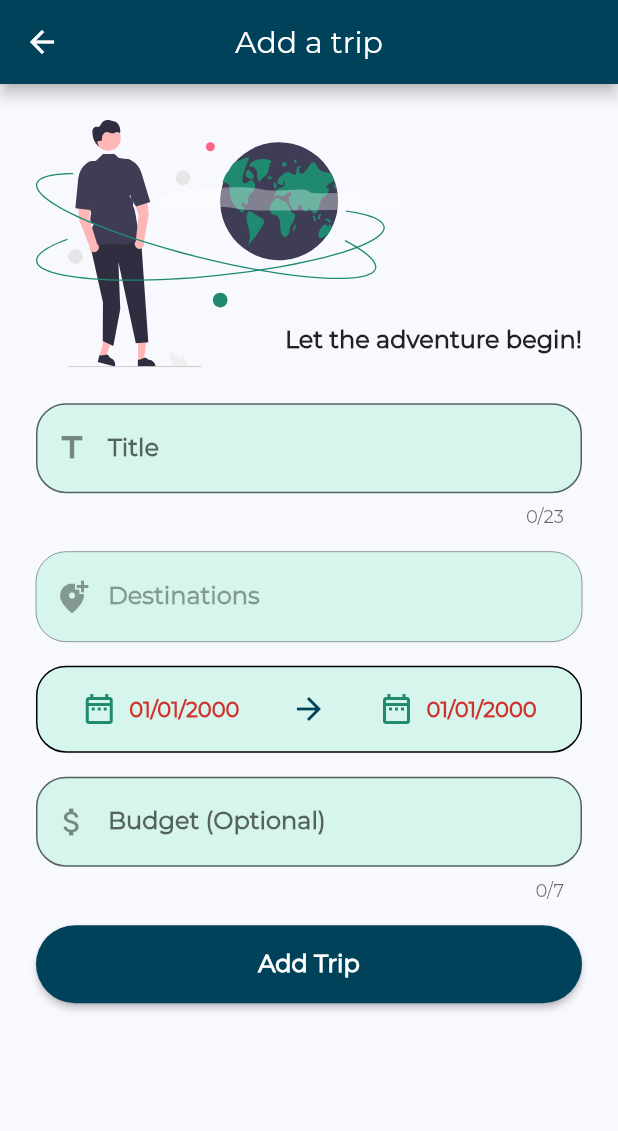
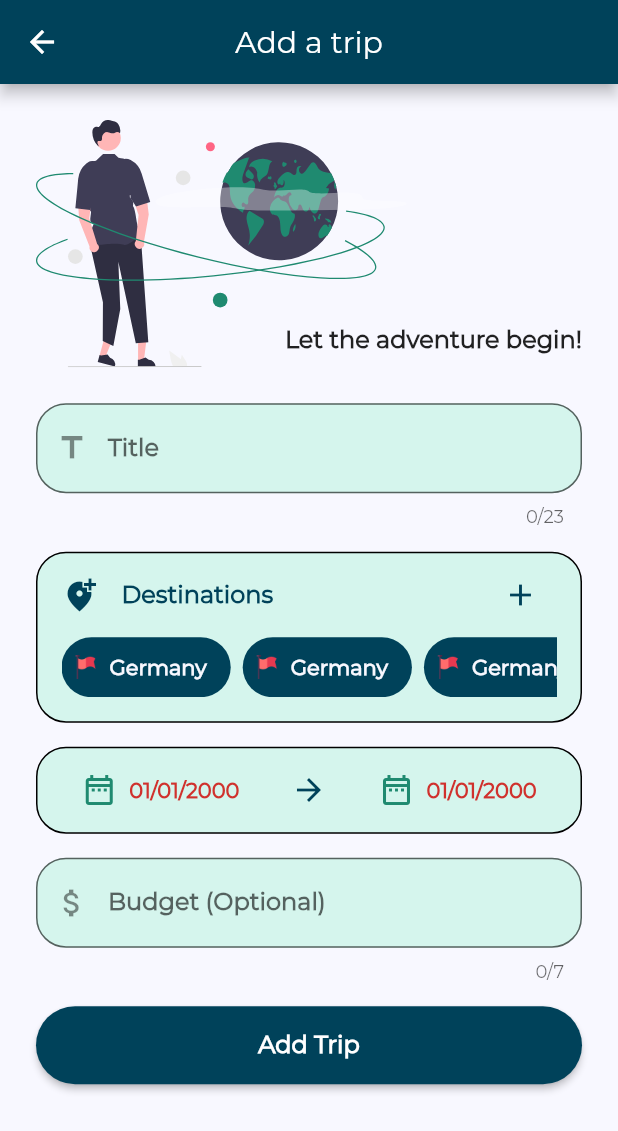
Before and after one commit to HashirRajah/tripplanner, a Flutter app: the AddTripScreen screen opened directly, on a phone screen of 412 x 824 dp. Shown: the top 1131 px of the screen. Run offline on Flutter 3.47's test engine with Material 2 defaults, Android fonts, the phone set to English and light mode, and no system bars; our stand-ins replace firebase_auth, firebase_core, flutter_svg, google_maps_flutter, google_nav_bar, google_sign_in and 5 more; missing offline and left inert: flutter_facebook_auth, flutter_google_places, google_maps_webservice, open_mail_app; accounts and stored records are empty; network calls fail.

Commit message:
Check-Point-x

```diff
--- a/lib/screens/home_screens/add_trip_screen/add_trip_form.dart
+++ b/lib/screens/home_screens/add_trip_screen/add_trip_form.dart
@@ -4,6 +4,7 @@ import 'package:tripplanner/services/auth_services.dart';
 import 'package:tripplanner/services/validation_service.dart';
 import 'package:tripplanner/shared/constants/theme_constants.dart';
 import 'package:tripplanner/shared/widgets/button_child_processing.dart';
+import 'package:tripplanner/shared/widgets/destinations_tags.dart';
 import 'package:tripplanner/shared/widgets/elevated_buttons_wrapper.dart';
 import 'package:tripplanner/shared/widgets/error_snackbar.dart';
 import 'package:tripplanner/shared/widgets/facebook_sign_in.dart';
@@ -12,6 +13,7 @@ import 'package:tripplanner/shared/widgets/link_button.dart';
 import 'package:tripplanner/shared/widgets/message_dialog.dart';
 import 'package:tripplanner/shared/widgets/or_divider.dart';
 import 'package:tripplanner/shared/widgets/question_action.dart';
+import 'package:tripplanner/shared/widgets/search.dart';
 import 'package:tripplanner/shared/widgets/show_password.dart';
 import 'package:tripplanner/utils/helper_functions.dart';
 
@@ -112,20 +114,61 @@ class _AddTripFormState extends State<AddTripForm>
             maxLength: 23,
           ),
           addVerticalSpace(spacing_16),
-          TextFormField(
-            style: const TextStyle(fontWeight: FontWeight.bold),
-            validator: (value) {},
-            decoration: InputDecoration(
-              filled: true,
-              fillColor: searchBarColor,
-              border: OutlineInputBorder(
-                borderRadius: BorderRadius.circular(20.0),
-              ),
-              prefixIcon: const Icon(Icons.add_location_alt_sharp),
-              hintText: 'Destinations',
+          Container(
+            padding: const EdgeInsets.only(
+              left: spacing_16,
+              right: spacing_16,
+              bottom: spacing_16,
             ),
-            keyboardType: TextInputType.none,
-            enabled: false,
+            decoration: BoxDecoration(
+              color: searchBarColor,
+              borderRadius: BorderRadius.circular(20.0),
+              border: Border.all(),
+            ),
+            child: Column(
+              children: <Widget>[
+                ListTile(
+                  contentPadding: const EdgeInsets.all(0.0),
+                  minVerticalPadding: spacing_8,
+                  horizontalTitleGap: 0.0,
+                  // minLeadingWidth: spacing_16,
+                  leading: Icon(
+                    Icons.add_location_alt_sharp,
+                    color: green_10,
+                  ),
+                  title: Text(
+                    'Destinations',
+                    style: TextStyle(
+                      fontWeight: FontWeight.bold,
+                      color: green_10,
+                    ),
+                  ),
+                  trailing: IconButton(
+                    onPressed: () {
+                      showSearch(context: context, delegate: Search());
+                    },
+                    icon: Icon(
+                      Icons.add,
+                      color: green_10,
+                    ),
+                  ),
+                ),
+                SizedBox(
+                  height: spacing_40,
+                  child: ListView.builder(
+                    scrollDirection: Axis.horizontal,
+                    itemBuilder: (BuildContext context, int index) {
+                      return const DestinationTag(
+                        destination: 'Germany',
+                        flagUrl:
+                            'https://www.countryflagicons.com/FLAT/64/DE.png',
+                      );
+                    },
+                    itemCount: 10,
+                  ),
+                ),
+              ],
+            ),
           ),
           addVerticalSpace(spacing_16),
           GestureDetector(
--- a/lib/shared/constants/theme_constants.dart
+++ b/lib/shared/constants/theme_constants.dart
@@ -185,6 +185,12 @@ final TextStyle dateTextStyle = TextStyle(
   color: errorColor,
 );
 
+//
+final TextStyle destinationsTagTextStyle = TextStyle(
+  color: white_60,
+  fontWeight: FontWeight.bold,
+);
+
 // themes
 ThemeData lightTheme = ThemeData(
   colorScheme: ColorScheme.fromSeed(
--- /dev/null
+++ b/lib/shared/widgets/destinations_tags.dart
@@ -0,0 +1,48 @@
+import 'package:flutter/material.dart';
+import 'package:tripplanner/shared/constants/theme_constants.dart';
+import 'package:tripplanner/utils/helper_functions.dart';
+
+class DestinationTag extends StatelessWidget {
+  // <a href="https://www.flaticon.com/free-icons/red-flag" title="red flag icons">Red flag icons created by Freepik - Flaticon</a>
+  final String defaultFlagFilePath = 'assets/images/default_images/flag.png';
+  final String destination;
+  final String flagUrl;
+  //
+  const DestinationTag({
+    super.key,
+    required this.destination,
+    required this.flagUrl,
+  });
+
+  @override
+  Widget build(BuildContext context) {
+    return Container(
+      margin: const EdgeInsets.only(right: spacing_8),
+      padding: const EdgeInsets.all(spacing_8),
+      decoration: BoxDecoration(
+        color: green_10,
+        borderRadius: BorderRadius.circular(50.0),
+      ),
+      child: Row(
+        mainAxisSize: MainAxisSize.min,
+        children: <Widget>[
+          CircleAvatar(
+            radius: spacing_8,
+            backgroundColor: Colors.transparent,
+            child: Image.network(
+              flagUrl,
+              errorBuilder: (context, error, stackTrace) =>
+                  Image.asset(defaultFlagFilePath),
+            ),
+          ),
+          addHorizontalSpace(spacing_8),
+          Text(
+            destination,
+            style: destinationsTagTextStyle,
+          ),
+          addHorizontalSpace(spacing_8),
+        ],
+      ),
+    );
+  }
+}
--- /dev/null
+++ b/lib/shared/widgets/search.dart
@@ -0,0 +1,36 @@
+import 'package:flutter/material.dart';
+import 'package:flutter_google_places/flutter_google_places.dart';
+import 'package:google_maps_flutter/google_maps_flutter.dart';
+import 'package:google_maps_webservice/places.dart';
+
+class Search extends SearchDelegate {
+  @override
+  List<Widget>? buildActions(BuildContext context) {
+    return <Widget>[
+      IconButton(
+        onPressed: () {
+          query.isEmpty ? close(context, null) : query = '';
+        },
+        icon: const Icon(Icons.clear_outlined),
+      )
+    ];
+  }
+
+  @override
+  Widget? buildLeading(BuildContext context) {
+    return IconButton(
+      onPressed: () => close(context, null),
+      icon: const Icon(Icons.arrow_back_outlined),
+    );
+  }
+
+  @override
+  Widget buildResults(BuildContext context) {
+    return const Placeholder();
+  }
+
+  @override
+  Widget buildSuggestions(BuildContext context) {
+    return const Placeholder();
+  }
+}
--- a/pubspec.yaml
+++ b/pubspec.yaml
@@ -50,6 +50,9 @@ dependencies:
   flutter_bloc: ^8.1.2
   shared_preferences: ^2.1.0
   font_awesome_flutter: ^10.4.0
+  google_maps_flutter: ^2.2.5
+  flutter_google_places: ^0.3.0
+  google_maps_webservice: ^0.0.20-nullsafety.5
 
 # Splash Screen
 flutter_native_splash:
@@ -84,6 +87,7 @@ flutter:
   assets:
     - assets/lottie_files/
     - assets/svgs/
+    - assets/images/default_images/
 
   # An image asset can refer to one or more resolution-specific "variants", see
   # https://flutter.dev/assets-and-images/#resolution-aware
```
Also changed, not shown: lib/screens/find_screens/find_screen.dart (added, +42 -0 lines), assets/images/default_images/flag.png (added), lib/services/country_flag_services.dart (added), pubspec.lock, 3 other files.
